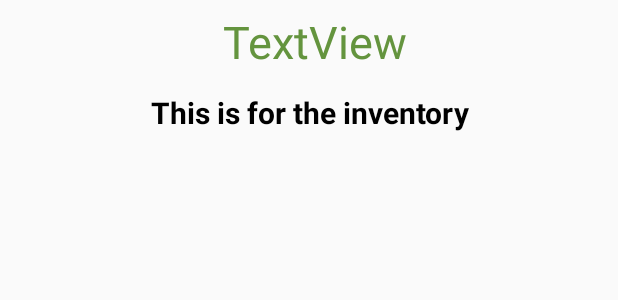
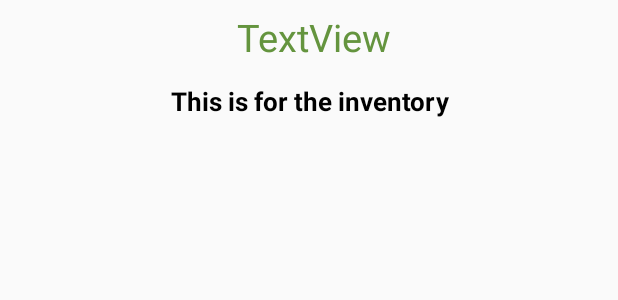
Before and after one commit to sellaaassii/Shopify, an Android app: the layout product_item.xml on its own in the app's theme, with its tools: preview values and no code run, on a phone screen of 412 x 824 dp. Shown: the top 300 px of the screen. Run offline under Robolectric (Android 15) with nearby library versions, the phone set to English and light mode, and no system bars.

```diff
--- a/app/src/main/java/simplesendreceive/example/com/shopify/Activity/ProductListActivity.java
+++ b/app/src/main/java/simplesendreceive/example/com/shopify/Activity/ProductListActivity.java
@@ -53,7 +53,6 @@ public class ProductListActivity extends AppCompatActivity {
 
         collectionImageView = findViewById(R.id.collectionImage);
         collectionImageView.setImageBitmap(downloadCollectionImage(selectedCollection));
-
 
         populateListFromCollection(selectedCollection);
     }
--- a/app/src/main/res/layout/product_item.xml
+++ b/app/src/main/res/layout/product_item.xml
@@ -25,7 +25,7 @@
             android:text="TextView"
             android:gravity="center"
             android:textColor="@color/darkGreen"
-            android:textSize="30dp" />
+            android:textSize="25dp" />
 
         <TextView
             android:id="@+id/inventoryAmount"
@@ -35,7 +35,7 @@
             android:textStyle="bold"
             android:gravity="center"
             android:textColor="@color/black"
-            android:textSize="20dp" />
+            android:textSize="17dp" />
 
     </LinearLayout>
 
```
Also changed, not shown: app/src/main/res/layout/product_list.xml (+11 -3 lines).
